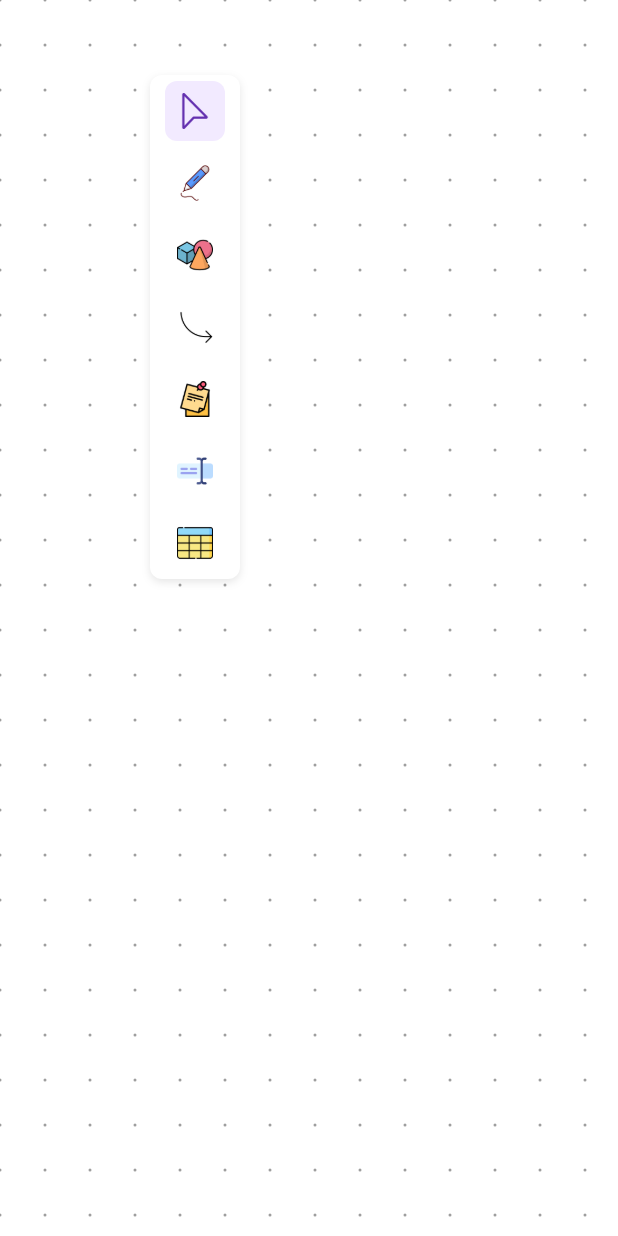
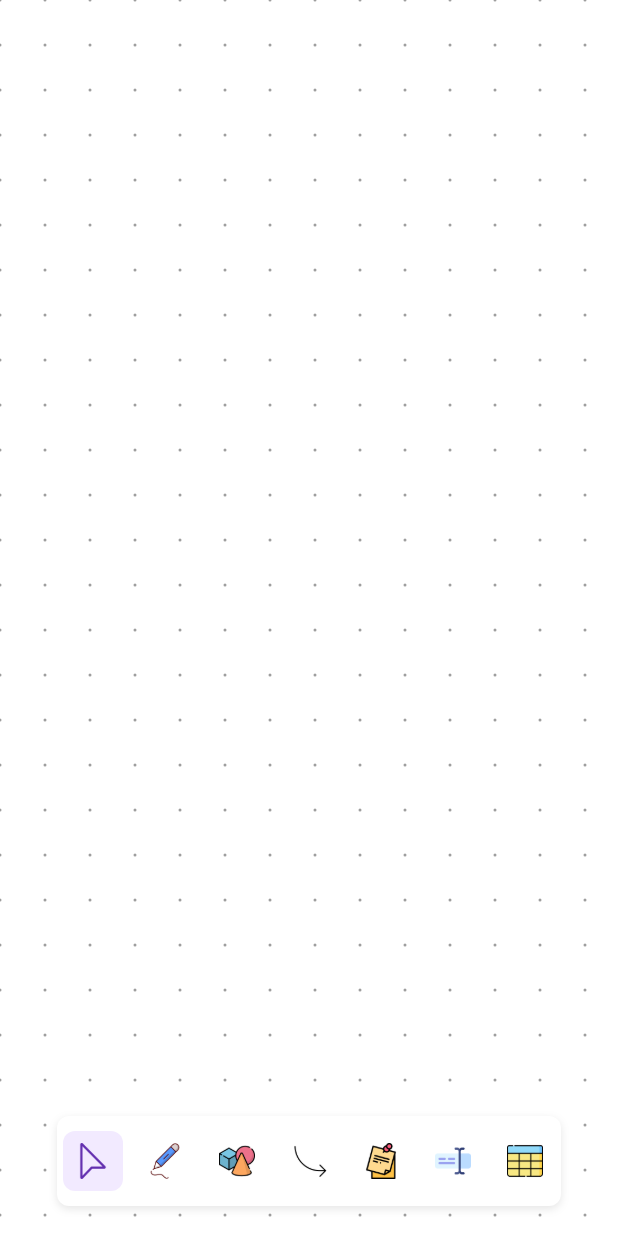
Before and after one commit to maryamabdallahhh/Drawly, a Flutter app: the screen it shows after launch, on a phone screen of 412 x 824 dp. Run offline on Flutter 3.47's test engine with Material 3 defaults, Android fonts, the phone set to English and light mode, and no system bars; our stand-ins replace cloud_firestore, firebase_core, flutter_riverpod, flutter_screenutil; accounts and stored records are empty.

Commit message:
Make UI responsive with bottom horizontal toolbar for mobile
Integrated flutter_screenutil to allow the toolbar to snap to the bottom of the screen horizontally on devices with a width under 800px. Also updated the tooltips and settings overlays (Color Picker & Stroke Settings) to dynamically calculate their spawn coordinates so they display correctly regardless of the toolbar's axis.

```diff
--- a/lib/features/canvas/presentation/screens/whiteboard_screen.dart
+++ b/lib/features/canvas/presentation/screens/whiteboard_screen.dart
@@ -15,6 +15,7 @@ class WhiteboardScreen extends ConsumerWidget {
   Widget build(BuildContext context, WidgetRef ref) {
     final uiState = ref.watch(uiStateProvider);
     final isEraser = ref.watch(drawingStateProvider.select((s) => s.settings.toolType.isEraser));
+    final isMobile = MediaQuery.sizeOf(context).width < 800;
 
     return Scaffold(
       body: Stack(
@@ -23,7 +24,13 @@ class WhiteboardScreen extends ConsumerWidget {
           const Positioned.fill(child: CanvasWidget()),
 
           // Toolbar overlay (MIDDLE LAYER)
-          const Positioned(top: 50, left: 100, child: ToolbarWidget()),
+          Positioned(
+            top: isMobile ? null : 50,
+            bottom: isMobile ? 20 : null,
+            left: isMobile ? 0 : 100,
+            right: isMobile ? 0 : null,
+            child: const ToolbarWidget(),
+          ),
 
           // ✅ PANELS AT ROOT LEVEL (TOP LAYER) - Better gesture isolation
           // Color Picker Panel
--- a/lib/features/canvas/presentation/widgets/toolbar/subtool_button.dart
+++ b/lib/features/canvas/presentation/widgets/toolbar/subtool_button.dart
@@ -13,8 +13,9 @@ import '../../providers/drawing_state_provider.dart';
 class SubToolButton extends ConsumerWidget {
   final SubToolConfig subTool;
   final VoidCallback? onTap;
+  final bool isHorizontal;
 
-  const SubToolButton({super.key, required this.subTool, this.onTap});
+  const SubToolButton({super.key, required this.subTool, this.onTap, this.isHorizontal = false});
 
   @override
   Widget build(BuildContext context, WidgetRef ref) {
@@ -31,7 +32,7 @@ class SubToolButton extends ConsumerWidget {
       child: isHovering
           ? TooltipWrapper(
               message: subTool.label,
-              tooltipSide: TooltipSide.left,
+              tooltipSide: isHorizontal ? TooltipSide.top : TooltipSide.left,
               child: _buildButton(ref, isSelected, isHovering),
             )
           : _buildButton(ref, isSelected, isHovering),
--- a/lib/features/canvas/presentation/widgets/toolbar/tool_button.dart
+++ b/lib/features/canvas/presentation/widgets/toolbar/tool_button.dart
@@ -13,8 +13,9 @@ import '../../providers/drawing_state_provider.dart';
 class ToolButton extends ConsumerWidget {
   final ToolType tool;
   final VoidCallback? onTap;
+  final bool isHorizontal;
 
-  const ToolButton({super.key, required this.tool, this.onTap});
+  const ToolButton({super.key, required this.tool, this.onTap, this.isHorizontal = false});
 
   @override
   Widget build(BuildContext context, WidgetRef ref) {
@@ -30,7 +31,7 @@ class ToolButton extends ConsumerWidget {
       child: isHovering
           ? TooltipWrapper(
               message: tool.label,
-              tooltipSide: TooltipSide.right,
+              tooltipSide: isHorizontal ? TooltipSide.top : TooltipSide.right,
               child: _buildButton(ref, isSelected, isHovering),
             )
           : _buildButton(ref, isSelected, isHovering),
--- a/lib/features/canvas/presentation/widgets/toolbar/toolbar_widget.dart
+++ b/lib/features/canvas/presentation/widgets/toolbar/toolbar_widget.dart
@@ -21,14 +21,29 @@ class ToolbarWidget extends ConsumerWidget {
   Widget build(BuildContext context, WidgetRef ref) {
     final currentTool = ref.watch(currentToolProvider);
     final subTools = ToolConfigurations.getSubmenuFor(currentTool);
+    final isMobile = MediaQuery.sizeOf(context).width < 800;
+
+    if (isMobile) {
+      return Column(
+        mainAxisSize: MainAxisSize.min,
+        crossAxisAlignment: CrossAxisAlignment.center,
+        children: [
+          if (subTools != null && subTools.isNotEmpty) ...[
+            _SubToolbar(subTools: subTools, isHorizontal: true),
+            const SizedBox(height: AppSizes.toolbarSpacing),
+          ],
+          const _MainToolbar(isHorizontal: true),
+        ],
+      );
+    }
 
     return Row(
       crossAxisAlignment: CrossAxisAlignment.start,
       children: [
-        const _MainToolbar(),
+        const _MainToolbar(isHorizontal: false),
         if (subTools != null && subTools.isNotEmpty) ...[
           const SizedBox(width: AppSizes.toolbarSpacing),
-          _SubToolbar(subTools: subTools),
+          _SubToolbar(subTools: subTools, isHorizontal: false),
         ],
       ],
     );
@@ -37,18 +52,23 @@ class ToolbarWidget extends ConsumerWidget {
 
 /// Main toolbar with primary tools
 class _MainToolbar extends StatelessWidget {
-  const _MainToolbar();
+  final bool isHorizontal;
+
+  const _MainToolbar({required this.isHorizontal});
 
   @override
   Widget build(BuildContext context) {
+    final children = ToolType.values
+        .map((tool) => ToolButton(tool: tool, isHorizontal: isHorizontal))
+        .toList();
+
     return Container(
-      width: AppSizes.toolbarWidth,
+      width: isHorizontal ? null : AppSizes.toolbarWidth,
+      height: isHorizontal ? AppSizes.toolbarWidth : null,
       decoration: _toolbarDecoration(),
-      child: Column(
-        children: ToolType.values
-            .map((tool) => ToolButton(tool: tool))
-            .toList(),
-      ),
+      child: isHorizontal
+          ? Row(mainAxisSize: MainAxisSize.min, children: children)
+          : Column(mainAxisSize: MainAxisSize.min, children: children),
     );
   }
 
@@ -64,8 +84,9 @@ class _MainToolbar extends StatelessWidget {
 /// Submenu toolbar with context-specific tools
 class _SubToolbar extends ConsumerWidget {
   final List<SubToolConfig> subTools;
+  final bool isHorizontal;
 
-  const _SubToolbar({required this.subTools});
+  const _SubToolbar({required this.subTools, required this.isHorizontal});
 
   @override
   Widget build(BuildContext context, WidgetRef ref) {
@@ -73,22 +94,23 @@ class _SubToolbar extends ConsumerWidget {
     final isDrawingTool = currentTool == ToolType.pencil;
     final isEraser = ref.watch(drawingStateProvider.select((s) => s.settings.toolType.isEraser));
 
+    final children = <Widget>[
+      ...subTools.map((subTool) => SubToolButton(subTool: subTool, isHorizontal: isHorizontal)),
+      // Drawing-specific indicators
+      if (isDrawingTool) ...[
+        if (isHorizontal) const VerticalDivider(width: 1) else const Divider(height: 1),
+        if (!isEraser) ColorIndicatorWidget(isHorizontal: isHorizontal),
+        StrokeIndicatorWidget(isHorizontal: isHorizontal),
+      ],
+    ];
+
     return Container(
-      width: AppSizes.toolbarWidth,
+      width: isHorizontal ? null : AppSizes.toolbarWidth,
+      height: isHorizontal ? AppSizes.toolbarWidth : null,
       decoration: _toolbarDecoration(),
-      child: Column(
-        children: [
-          ...subTools
-              .map((subTool) => SubToolButton(subTool: subTool)),
-
-          // Drawing-specific indicators
-          if (isDrawingTool) ...[
-            const Divider(height: 1),
-            if (!isEraser) const ColorIndicatorWidget(),
-            const StrokeIndicatorWidget(),
-          ],
-        ],
-      ),
+      child: isHorizontal
+          ? Row(mainAxisSize: MainAxisSize.min, children: children)
+          : Column(mainAxisSize: MainAxisSize.min, children: children),
     );
   }
 
--- a/lib/main.dart
+++ b/lib/main.dart
@@ -4,6 +4,7 @@ import 'package:flutter_riverpod/flutter_riverpod.dart';
 import 'package:vivid_canvas/features/canvas/presentation/screens/whiteboard_screen.dart';
 import 'package:vivid_canvas/firebase_options.dart';
 import 'package:vivid_canvas/core/theme/app_theme.dart';
+import 'package:flutter_screenutil/flutter_screenutil.dart';
 
 void main() async {
   WidgetsFlutterBinding.ensureInitialized();
@@ -16,11 +17,19 @@ class Drawly extends StatelessWidget {
 
   @override
   Widget build(BuildContext context) {
-    return MaterialApp(
-      title: 'Drawly',
-      theme: AppTheme.lightTheme,
-      debugShowCheckedModeBanner: false,
-      home: const WhiteboardScreen(),
+    return ScreenUtilInit(
+      designSize: const Size(1280, 720),
+      minTextAdapt: true,
+      splitScreenMode: true,
+      builder: (_, child) {
+        return MaterialApp(
+          title: 'Drawly',
+          theme: AppTheme.lightTheme,
+          debugShowCheckedModeBanner: false,
+          home: child,
+        );
+      },
+      child: const WhiteboardScreen(),
     );
   }
 }
--- a/pubspec.yaml
+++ b/pubspec.yaml
@@ -25,6 +25,7 @@ dependencies:
   flutter_svg: ^2.0.10+1
   cupertino_icons: ^1.0.8
   flutter_colorpicker: ^1.0.3
+  flutter_screenutil: ^5.9.3
 
 dev_dependencies:
   flutter_test:
```
Also changed, not shown: lib/features/canvas/presentation/widgets/panels/color_indicator_widget.dart (+13 -5 lines), lib/features/canvas/presentation/widgets/panels/stroke_indicator_widget.dart (+13 -5 lines).
